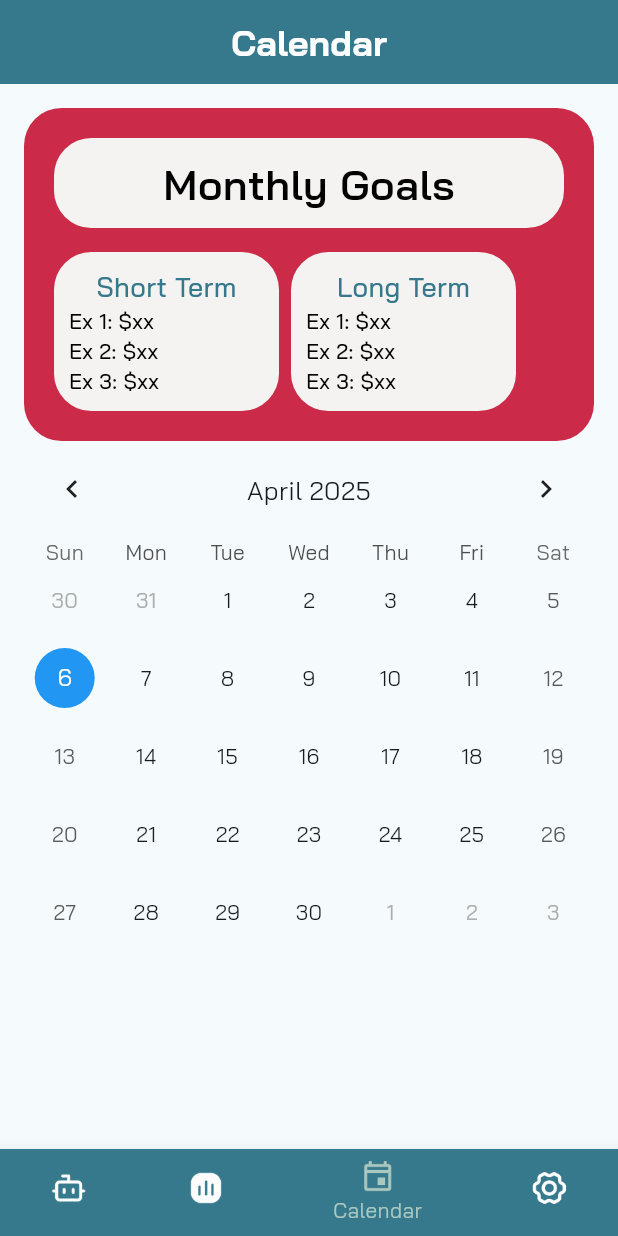
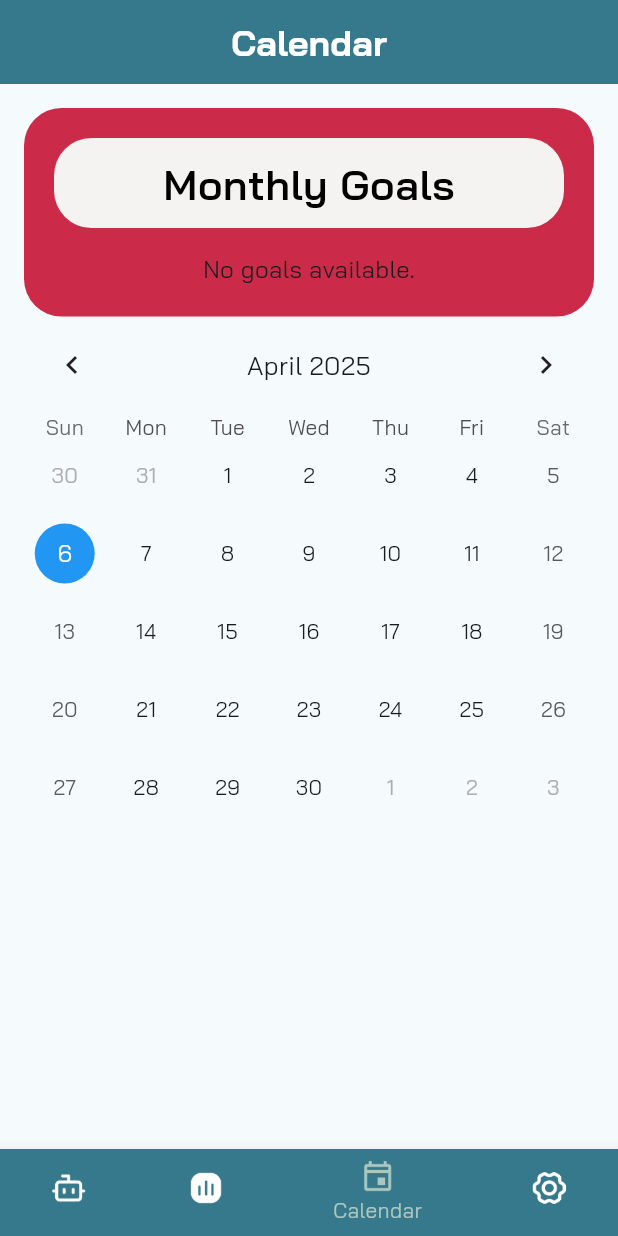
Before and after one commit to monsimb/WeHack, a Flutter app: the screen it shows after launch, item 3 of the bottom bar chosen, on a phone screen of 412 x 824 dp. Run offline on Flutter 3.47's test engine with Material 3 defaults, Android fonts, the phone set to English and light mode, and no system bars; drawn by our look-alikes of table_calendar; our stand-ins replace fl_chart; network calls fail.

Commit message:
feat: incorporated mocked with frontend (sorry I made it a little uglier. fix pls

```diff
--- a/lib/calendar.dart
+++ b/lib/calendar.dart
@@ -1,6 +1,8 @@
 import 'package:flutter/material.dart';
+import 'package:plan_it/goals.dart';
 import 'package:table_calendar/table_calendar.dart';
-import 'goals.dart';
+import 'dart:convert';
+import 'package:http/http.dart' as http;
 
 class Calendar extends StatefulWidget {
   const Calendar({super.key});
@@ -12,6 +14,60 @@ class Calendar extends StatefulWidget {
 class _CalendarState extends State<Calendar> {
   DateTime _focusedDay = DateTime.now();
   DateTime? _selectedDay;
+  Map<DateTime, List<Map<String, dynamic>>> _events = {};
+  List<Map<String, dynamic>> _goals = []; // Store fetched goals
+
+  @override
+  void initState() {
+    super.initState();
+    _fetchCalendarEvents();
+    _fetchGoals(); // Fetch goals on initialization
+  }
+
+  Future<void> _fetchCalendarEvents() async {
+    final Uri uri =
+        Uri.parse('https://rag-ai.moniquesimberg.workers.dev/calendar-events');
+    final response = await http.get(uri);
+
+    if (response.statusCode == 200) {
+      final List<dynamic> data = json.decode(response.body);
+      final Map<DateTime, List<Map<String, dynamic>>> events = {};
+
+      for (var event in data) {
+        final DateTime eventDate =
+            DateTime.parse(event['start']['dateTime']).toLocal();
+        if (!events.containsKey(eventDate)) {
+          events[eventDate] = [];
+        }
+        events[eventDate]!.add({
+          'summary': event['summary'],
+          'start': event['start']['dateTime'],
+          'end': event['end']['dateTime'],
+        });
+      }
+
+      setState(() {
+        _events = events;
+      });
+    } else {
+      throw Exception('Failed to load calendar events');
+    }
+  }
+
+  Future<void> _fetchGoals() async {
+    final Uri uri =
+        Uri.parse('https://rag-ai.moniquesimberg.workers.dev/goals');
+    final response = await http.get(uri);
+
+    if (response.statusCode == 200) {
+      final List<dynamic> data = json.decode(response.body);
+      setState(() {
+        _goals = List<Map<String, dynamic>>.from(data);
+      });
+    } else {
+      throw Exception('Failed to load goals');
+    }
+  }
 
   @override
   Widget build(BuildContext context) {
@@ -72,138 +128,53 @@ class _CalendarState extends State<Calendar> {
                             ),
                           ),
                         ),
-                        const SizedBox(height: 16), // spacer
-                        Row(
-                          children: [
-                            Container(
-                              width: 150,
+                        const SizedBox(height: 16), // Spacer
+                        if (_goals.isNotEmpty)
+                          Column(
+                            children: _goals.map((goal) {
+                              return Padding(
+                                padding:
+                                    const EdgeInsets.symmetric(vertical: 5.0),
+                                child: Container(
+                                  width: 350,
                                   decoration: BoxDecoration(
                                     borderRadius: BorderRadius.circular(25),
-                                color: const Color.fromARGB(255, 245, 243, 242),
+                                    color: const Color.fromARGB(
+                                        255, 245, 243, 242),
                                   ),
-                              child: const Padding(
-                                padding: EdgeInsets.all(10),
+                                  child: Padding(
+                                    padding: const EdgeInsets.all(10),
                                     child: Column(
+                                      crossAxisAlignment:
+                                          CrossAxisAlignment.start,
                                       children: [
-                                    Align(
-                                      alignment: Alignment.center,
-                                      child: Text(
-                                        "Short Term",
-                                        style: TextStyle(
-                                          color:
-                                              Color.fromARGB(255, 55, 121, 140),
+                                        Text(
+                                          goal['title'],
+                                          style: const TextStyle(
+                                            color: Colors.black,
                                             fontSize: 18,
-                                          fontFamily: 'Bai Jamjuree',
-                                          fontWeight: FontWeight.w500,
+                                            fontWeight: FontWeight.bold,
                                           ),
                                         ),
-                                    ),
-                                    Align(
-                                      alignment: Alignment.centerLeft,
-                                      child: Text(
-                                        "Ex 1: \$xx",
-                                        style: TextStyle(
-                                          color: Colors.black,
+                                        Text(
+                                          'Progress: ${goal['progress']}',
+                                          style: const TextStyle(
+                                            color: Colors.grey,
                                             fontSize: 14,
-                                          fontFamily: 'Bai Jamjuree',
-                                          fontWeight: FontWeight.w500,
-                                        ),
-                                      ),
-                                    ),
-                                    Align(
-                                      alignment: Alignment.centerLeft,
-                                      child: Text(
-                                        "Ex 2: \$xx",
-                                        style: TextStyle(
-                                          color: Colors.black,
-                                          fontSize: 14,
-                                          fontFamily: 'Bai Jamjuree',
-                                          fontWeight: FontWeight.w500,
-                                        ),
-                                      ),
-                                    ),
-                                    Align(
-                                      alignment: Alignment.centerLeft,
-                                      child: Text(
-                                        "Ex 3: \$xx",
-                                        style: TextStyle(
-                                          color: Colors.black,
-                                          fontSize: 14,
-                                          fontFamily: 'Bai Jamjuree',
-                                          fontWeight: FontWeight.w500,
-                                        ),
                                           ),
                                         ),
                                       ],
                                     ),
                                   ),
                                 ),
-                            const SizedBox(width: 8),
-                            Container(
-                              width: 150,
-                              decoration: BoxDecoration(
-                                borderRadius: BorderRadius.circular(25),
-                                color: const Color.fromARGB(255, 245, 243, 242),
+                              );
+                            }).toList(),
+                          )
+                        else
+                          const Text(
+                            'No goals available.',
+                            style: TextStyle(fontSize: 16),
                           ),
-                              child: const Padding(
-                                padding: EdgeInsets.all(10),
-                                child: Column(
-                                  children: [
-                                    Align(
-                                      alignment: Alignment.center,
-                                      child: Text(
-                                        "Long Term",
-                                        style: TextStyle(
-                                          color:
-                                              Color.fromARGB(255, 55, 121, 140),
-                                          fontSize: 18,
-                                          fontFamily: 'Bai Jamjuree',
-                                          fontWeight: FontWeight.w500,
-                                        ),
-                                      ),
-                                    ),
-                                    Align(
-                                      alignment: Alignment.centerLeft,
-                                      child: Text(
-                                        "Ex 1: \$xx",
-                                        style: TextStyle(
-                                          color: Colors.black,
-                                          fontSize: 14,
-                                          fontFamily: 'Bai Jamjuree',
-                                          fontWeight: FontWeight.w500,
-                                        ),
-                                      ),
-                                    ),
-                                    Align(
-                                      alignment: Alignment.centerLeft,
-                                      child: Text(
-                                        "Ex 2: \$xx",
-                                        style: TextStyle(
-                                          color: Colors.black,
-                                          fontSize: 14,
-                                          fontFamily: 'Bai Jamjuree',
-                                          fontWeight: FontWeight.w500,
-                                        ),
-                                      ),
-                                    ),
-                                    Align(
-                                      alignment: Alignment.centerLeft,
-                                      child: Text(
-                                        "Ex 3: \$xx",
-                                        style: TextStyle(
-                                          color: Colors.black,
-                                          fontSize: 14,
-                                          fontFamily: 'Bai Jamjuree',
-                                          fontWeight: FontWeight.w500,
-                                        ),
-                                      ),
-                                    ),
-                                  ],
-                                ),
-                              ),
-                            ),
-                          ],
-                        )
                       ],
                     ),
                   ),
```
Also changed, not shown: 5 other files. Lines whose indentation alone changed are shown as unchanged.
